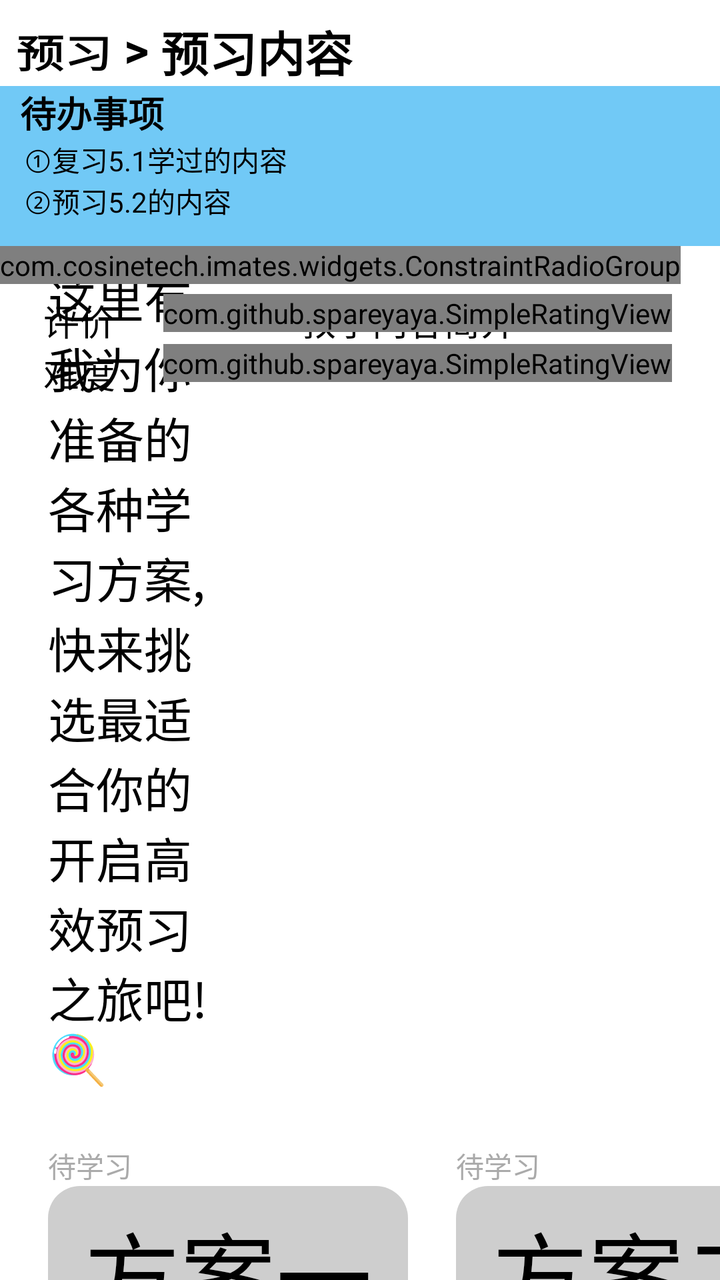
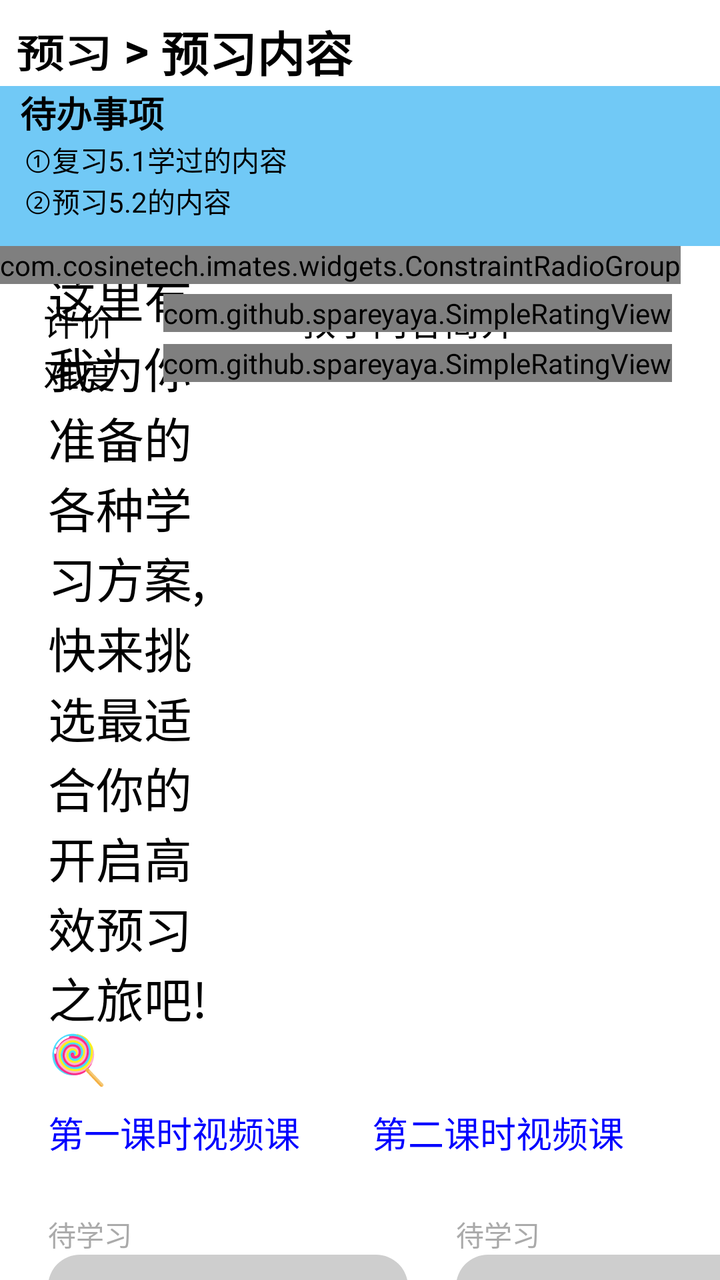

The first picture is an Android layout as it rendered before a commit; the second is the same layout after the commit. The layout source and the unified diff follow.
<!-- AndroidManifest.xml: application theme Theme.IMatesApp.FullScreen -->
<!-- res/layout/fragment_preview_lession.xml -->
<?xml version="1.0" encoding="utf-8"?>
<androidx.constraintlayout.widget.ConstraintLayout xmlns:android="http://schemas.android.com/apk/res/android"
    xmlns:app="http://schemas.android.com/apk/res-auto"
    xmlns:tools="http://schemas.android.com/tools"
    android:layout_width="match_parent"
    android:layout_height="match_parent"
    android:background="#FFFFFF"
    tools:context=".fragments.FragmentPreviewLesson">

    <TextView
        android:id="@+id/label"
        android:layout_width="wrap_content"
        android:layout_height="wrap_content"
        android:layout_margin="8dp"
        android:focusable="true"
        android:text="预习"
        android:clickable="true"
        android:stateListAnimator="@animator/button_click_scale"
        android:textColor="#000000"
        android:textSize="@dimen/head1_size"
        android:textStyle="bold"
        app:layout_constraintStart_toStartOf="parent"
        app:layout_constraintTop_toTopOf="parent" />

    <TextView
        android:id="@+id/sign_split"
        android:layout_width="wrap_content"
        android:layout_height="wrap_content"
        android:text=" > "
        android:textColor="#000000"
        android:textSize="@dimen/head1_size"
        android:textStyle="bold"
        app:layout_constraintStart_toEndOf="@id/label"
        app:layout_constraintTop_toTopOf="@id/label" />

    <TextView
        android:id="@+id/preview_section_name"
        android:layout_width="wrap_content"
        android:layout_height="wrap_content"
        android:text="预习内容"
        android:textColor="#000000"
        android:textSize="@dimen/head1_size"
        android:textStyle="bold"
        app:layout_constraintStart_toEndOf="@id/sign_split"
        app:layout_constraintTop_toTopOf="@id/sign_split" />

    <LinearLayout
        android:id="@+id/tool_bar"
        android:layout_width="match_parent"
        android:layout_height="wrap_content"
        android:background="#71c9f6"
        android:minHeight="80dp"
        android:orientation="vertical"
        app:layout_constraintStart_toStartOf="parent"
        app:layout_constraintTop_toBottomOf="@id/preview_section_name">

        <TextView
            android:layout_width="wrap_content"
            android:layout_height="wrap_content"
            android:layout_marginStart="10dp"
            android:text="待办事项"
            android:textColor="#000000"
            android:textSize="@dimen/reflow_text_title_size"
            android:textStyle="bold" />

        <TextView
            android:layout_width="wrap_content"
            android:layout_height="wrap_content"
            android:layout_marginStart="12dp"
            android:background="@android:color/transparent"
            android:text="①复习5.1学过的内容"
            android:textColor="#000000" />

        <TextView
            android:layout_width="wrap_content"
            android:layout_height="wrap_content"
            android:layout_marginStart="12dp"
            android:background="@android:color/transparent"
            android:text="②预习5.2的内容"
            android:textColor="#000000" />

    </LinearLayout>

    <TextView
        android:id="@+id/schema_tip"
        android:layout_width="0dp"
        android:layout_height="wrap_content"
        android:minHeight="100dp"
        android:layout_marginStart="24dp"
        android:layout_marginTop="8dp"
        android:text="这里有我为你准备的各种学习方案,快来挑选最适合你的开启高效预习之旅吧!🍭"
        android:textColor="#000000"
        android:textSize="24sp"
        android:layout_marginEnd="16dp"
        app:layout_constraintStart_toStartOf="parent"
        app:layout_constraintEnd_toStartOf="@id/guideline"
        app:layout_constraintTop_toBottomOf="@id/tool_bar" />

    <RadioButton
        android:id="@+id/opt_scheme_1"
        android:layout_width="wrap_content"
        android:layout_height="wrap_content"
        android:layout_marginStart="24dp"
        android:layout_marginTop="48dp"
        android:button="@null"
        android:background="@drawable/prepare_lesson_radio_bg"
        android:text="方案一"
        android:textSize="@dimen/head0_size"
        app:layout_constraintStart_toStartOf="parent"
        app:layout_constraintTop_toBottomOf="@id/schema_tip" />

    <TextView
        android:id="@+id/schema_1_stat"
        android:layout_width="wrap_content"
        android:layout_height="wrap_content"
        android:text="待学习"
        android:textColor="@android:color/darker_gray"
        app:layout_constraintStart_toStartOf="@id/opt_scheme_1"
        app:layout_constraintBottom_toTopOf="@id/opt_scheme_1" />

    <RadioButton
        android:id="@+id/opt_scheme_2"
        android:layout_width="wrap_content"
        android:layout_height="wrap_content"
        android:layout_marginStart="24dp"
        android:layout_marginTop="48dp"
        android:button="@null"
        android:background="@drawable/prepare_lesson_radio_bg"
        android:text="方案二"
        android:textSize="@dimen/head0_size"
        app:layout_constraintStart_toEndOf="@id/opt_scheme_1"
        app:layout_constraintTop_toBottomOf="@id/schema_tip" />

    <TextView
        android:id="@+id/schema_2_stat"
        android:layout_width="wrap_content"
        android:layout_height="wrap_content"
        android:text="待学习"
        android:textColor="@android:color/darker_gray"
        app:layout_constraintStart_toStartOf="@id/opt_scheme_2"
        app:layout_constraintBottom_toTopOf="@id/opt_scheme_2" />

    <RadioButton
        android:id="@+id/opt_scheme_3"
        android:layout_width="wrap_content"
        android:layout_height="wrap_content"
        android:layout_marginStart="24dp"
        android:layout_marginTop="48dp"
        android:button="@null"
        android:background="@drawable/prepare_lesson_radio_bg"
        android:text="方案三"
        android:textSize="@dimen/head0_size"
        app:layout_constraintStart_toStartOf="parent"
        app:layout_constraintTop_toBottomOf="@id/opt_scheme_1" />

    <TextView
        android:id="@+id/schema_3_stat"
        android:layout_width="wrap_content"
        android:layout_height="wrap_content"
        android:text="待学习"
        android:textColor="@android:color/darker_gray"
        app:layout_constraintStart_toStartOf="@id/opt_scheme_3"
        app:layout_constraintBottom_toTopOf="@id/opt_scheme_3" />

    <RadioButton
        android:id="@+id/opt_scheme_4"
        android:layout_width="wrap_content"
        android:layout_height="wrap_content"
        android:layout_marginTop="48dp"
        android:button="@null"
        android:background="@drawable/prepare_lesson_radio_bg"
        android:text="方案四"
        android:textSize="@dimen/head0_size"
        app:layout_constraintStart_toStartOf="@id/opt_scheme_2"
        app:layout_constraintTop_toBottomOf="@id/opt_scheme_2" />

    <TextView
        android:id="@+id/schema_4_stat"
        android:layout_width="wrap_content"
        android:layout_height="wrap_content"
        android:text="待学习"
        android:textColor="@android:color/darker_gray"
        app:layout_constraintStart_toStartOf="@id/opt_scheme_4"
        app:layout_constraintBottom_toTopOf="@id/opt_scheme_4" />

    <RadioButton
        android:id="@+id/opt_scheme_5"
        android:layout_width="wrap_content"
        android:layout_height="wrap_content"
        android:layout_marginStart="24dp"
        android:layout_marginTop="48dp"
        android:button="@null"
        android:background="@drawable/prepare_lesson_radio_bg"
        android:text="方案五"
        android:textSize="@dimen/head0_size"
        app:layout_constraintStart_toStartOf="parent"
        app:layout_constraintTop_toBottomOf="@id/opt_scheme_3" />

    <TextView
        android:id="@+id/schema_5_stat"
        android:layout_width="wrap_content"
        android:layout_height="wrap_content"
        android:text="待学习"
        android:textColor="@android:color/darker_gray"
        app:layout_constraintStart_toStartOf="@id/opt_scheme_5"
        app:layout_constraintBottom_toTopOf="@id/opt_scheme_5" />

    <RadioButton
        android:id="@+id/opt_scheme_6"
        android:layout_width="wrap_content"
        android:layout_height="wrap_content"
        android:layout_marginTop="48dp"
        android:button="@null"
        android:background="@drawable/prepare_lesson_radio_bg"
        android:text="方案六"
        android:textSize="@dimen/head0_size"
        app:layout_constraintStart_toStartOf="@id/opt_scheme_4"
        app:layout_constraintTop_toBottomOf="@id/opt_scheme_4" />

    <TextView
        android:id="@+id/schema_6_stat"
        android:layout_width="wrap_content"
        android:layout_height="wrap_content"
        android:text="待学习"
        android:textColor="@android:color/darker_gray"
        app:layout_constraintStart_toStartOf="@id/opt_scheme_6"
        app:layout_constraintBottom_toTopOf="@id/opt_scheme_6" />

    <com.cosinetech.imates.widgets.ConstraintRadioGroup
        android:id="@+id/schema_group"
        android:layout_width="wrap_content"
        android:layout_height="wrap_content"
        app:constraint_referenced_ids="opt_scheme_1, opt_scheme_2, opt_scheme_3,opt_scheme_4,opt_scheme_5,opt_scheme_6"
        app:layout_constraintStart_toStartOf="parent"
        app:layout_constraintTop_toBottomOf="@id/tool_bar" />

    <Button
        android:id="@+id/btn_go_prepare"
        android:layout_width="wrap_content"
        android:layout_height="wrap_content"
        android:layout_margin="24dp"
        android:layout_marginEnd="32dp"
        android:textSize="@dimen/head0_size"
        android:background="@drawable/round_corner"
        android:textColor="#ffffff"
        android:text="去预习"
        android:stateListAnimator="@animator/button_click_scale"
        app:layout_constraintTop_toBottomOf="@id/opt_scheme_5"
        app:layout_constraintEnd_toEndOf="@id/guideline"/>

    <androidx.constraintlayout.widget.Guideline
        android:id="@+id/guideline"
        android:layout_width="wrap_content"
        android:layout_height="wrap_content"
        android:orientation="vertical"
        app:layout_constraintGuide_percent="0.35" />

    <TextView
        android:layout_width="wrap_content"
        android:layout_height="wrap_content"
        android:layout_margin="24dp"
        android:text="教学内容简介"
        android:textSize="18sp"
        android:textColor="#000000"
        app:layout_constraintStart_toStartOf="@id/guideline"
        app:layout_constraintTop_toBottomOf="@id/tool_bar"/>

    <com.github.spareyaya.SimpleRatingView
        android:id="@+id/rating"
        android:layout_width="wrap_content"
        android:layout_height="wrap_content"
        android:layout_margin="24dp"
        app:starType="heart"
        app:numStars="5"
        app:rating="0"
        app:starSize="24dp"
        app:starSpacing="2dp"
        app:primaryColor="#ff0000"
        app:secondaryColor="#cecece"
        app:layout_constraintEnd_toEndOf="parent"
        app:layout_constraintTop_toBottomOf="@id/tool_bar" />

    <TextView
        android:id="@+id/rate_title"
        android:layout_width="wrap_content"
        android:layout_height="wrap_content"
        android:text="评价"
        android:textSize="18sp"
        android:textColor="#000000"
        android:layout_margin="24dp"
        app:layout_constraintTop_toBottomOf="@id/tool_bar"
        app:layout_constraintEnd_toStartOf="@id/rating"/>

    <com.github.spareyaya.SimpleRatingView
        android:id="@+id/rating_difficulty"
        android:layout_width="wrap_content"
        android:layout_height="wrap_content"
        android:layout_marginHorizontal="24dp"
        android:layout_marginTop="6dp"
        app:starType="star"
        app:numStars="5"
        app:rating="0"
        app:starSize="24dp"
        app:starSpacing="2dp"
        app:primaryColor="#0000FF"
        app:secondaryColor="#cecece"
        app:layout_constraintEnd_toEndOf="parent"
        app:layout_constraintTop_toBottomOf="@id/rating" />

    <TextView
        android:layout_width="wrap_content"
        android:layout_height="wrap_content"
        android:text="难度"
        android:textSize="18sp"
        android:textColor="#000000"
        android:layout_marginHorizontal="24dp"
        app:layout_constraintTop_toBottomOf="@id/rate_title"
        app:layout_constraintEnd_toStartOf="@id/rating_difficulty"/>

    <ScrollView
        android:layout_width="0dp"
        android:layout_height="0dp"
        android:layout_margin="12dp"
        app:layout_constraintStart_toStartOf="@id/guideline"
        app:layout_constraintEnd_toEndOf="parent"
        app:layout_constraintTop_toBottomOf="@id/rating_difficulty"
        app:layout_constraintBottom_toBottomOf="parent">
        <TextView
            android:id="@+id/schema_intro"
            android:layout_width="match_parent"
            android:layout_height="match_parent"
            android:textColor="#000000"/>
    </ScrollView>

</androidx.constraintlayout.widget.ConstraintLayout>
<!-- resources referenced by this layout -->
<resources>
  <dimen name="head0_size">48sp</dimen>
  <dimen name="head1_size">24sp</dimen>
  <dimen name="reflow_text_title_size">18sp</dimen>
  <!-- drawable prepare_lesson_radio_bg (drawable) -->
  <?xml version="1.0" encoding="utf-8"?>
  <selector xmlns:android="http://schemas.android.com/apk/res/android">
  <item android:state_checked="true">
      <shape>
          <solid android:color="#c0fd70" />
          <corners android:radius="16dp" />
          <padding
              android:left="18dp"
              android:right="18dp"
              android:top="8dp"
              android:bottom="8dp" />
      </shape>
  </item>
  <item>
      <shape>
          <solid android:color="#cecece" />
          <corners android:radius="16dp" />
          <padding
              android:left="18dp"
              android:right="18dp"
              android:top="8dp"
              android:bottom="8dp" />
      </shape>
  </item>
  </selector>
  <!-- drawable round_corner (drawable) -->
  <?xml version="1.0" encoding="utf-8"?>
  <shape xmlns:android="http://schemas.android.com/apk/res/android">
      <solid android:color="#1d85ce" />
      <corners android:radius="16dp" />
      <padding
          android:left="18dp"
          android:right="18dp"
          android:top="9dp"
          android:bottom="9dp" />
  </shape>
  <style name="Theme.IMatesApp.FullScreen" parent="Theme.AppCompat.Light.NoActionBar">
          
          <item name="android:windowFullscreen">true</item>
          
          <item name="android:windowTranslucentStatus">true</item>
          
          <item name="android:windowTranslucentNavigation">true</item>
      </style>
</resources>

<!-- the commit's change to res/layout/fragment_preview_lession.xml (unified diff, before → after) -->
@@ -96,6 +96,31 @@
         app:layout_constraintEnd_toStartOf="@id/guideline"
         app:layout_constraintTop_toBottomOf="@id/tool_bar" />
 
+    <TextView
+        android:id="@+id/teacher_video1"
+        android:layout_width="wrap_content"
+        android:layout_height="wrap_content"
+        android:textSize="18sp"
+        android:textColor="#0000FF"
+        android:text="第一课时视频课"
+        android:clickable="true"
+        android:layout_marginStart="24dp"
+        android:layout_marginTop="8dp"
+        app:layout_constraintStart_toStartOf="parent"
+        app:layout_constraintTop_toBottomOf="@id/schema_tip"/>
+    <TextView
+        android:id="@+id/teacher_video2"
+        android:layout_width="wrap_content"
+        android:layout_height="wrap_content"
+        android:textSize="18sp"
+        android:textColor="#0000FF"
+        android:text="第二课时视频课"
+        android:clickable="true"
+        android:layout_marginStart="36dp"
+        android:layout_marginTop="8dp"
+        app:layout_constraintStart_toEndOf="@id/teacher_video1"
+        app:layout_constraintTop_toBottomOf="@id/schema_tip"/>
+
     <RadioButton
         android:id="@+id/opt_scheme_1"
         android:layout_width="wrap_content"
@@ -107,7 +132,7 @@
         android:text="方案一"
         android:textSize="@dimen/head0_size"
         app:layout_constraintStart_toStartOf="parent"
-        app:layout_constraintTop_toBottomOf="@id/schema_tip" />
+        app:layout_constraintTop_toBottomOf="@id/teacher_video1" />
 
     <TextView
         android:id="@+id/schema_1_stat"
@@ -129,7 +154,7 @@
         android:text="方案二"
         android:textSize="@dimen/head0_size"
         app:layout_constraintStart_toEndOf="@id/opt_scheme_1"
-        app:layout_constraintTop_toBottomOf="@id/schema_tip" />
+        app:layout_constraintTop_toBottomOf="@id/teacher_video1" />
 
     <TextView
         android:id="@+id/schema_2_stat"
@@ -332,4 +357,28 @@
             android:textColor="#000000"/>
     </ScrollView>
 
+    <RelativeLayout
+        android:id="@+id/video_area"
+        android:background="#000000"
+        android:layout_width="match_parent"
+        android:layout_height="match_parent"
+        android:orientation="vertical"
+        android:visibility="gone">
+        <VideoView
+            android:id="@+id/video_view"
+            android:layout_width="match_parent"
+            android:layout_height="match_parent"
+            android:layout_alignParentStart="true"
+            android:layout_alignParentEnd="true"
+            android:layout_alignParentTop="true"
+            android:layout_alignParentBottom="true"
+            android:layout_gravity="center_vertical" />
+        <Button
+            android:id="@+id/btn_exit_video"
+            android:background="@drawable/ic_back"
+            android:layout_width="32dp"
+            android:layout_height="32dp"
+            android:layout_margin="16dp"/>
+    </RelativeLayout>
+
 </androidx.constraintlayout.widget.ConstraintLayout>
<!-- resource entries referenced after the edit -->
@@ -3,6 +3,17 @@
   <dimen name="head0_size">48sp</dimen>
   <dimen name="head1_size">24sp</dimen>
   <dimen name="reflow_text_title_size">18sp</dimen>
+  <!-- drawable ic_back (drawable) -->
+  <vector xmlns:android="http://schemas.android.com/apk/res/android"
+      android:width="512dp"
+      android:height="512dp"
+      android:viewportWidth="512"
+      android:viewportHeight="512">
+    <path
+        android:pathData="M328,80.2c-2.8,0.7 -20.6,18.1 -84.7,82.1 -44.7,44.6 -82,82.7 -82.9,84.5 -2.4,5 -2.8,9.7 -1.4,14.9 1.2,4.5 6.5,10 81.9,85.6 44.3,44.4 82,81.7 83.7,82.8 9.8,6.1 23.9,1.7 29.5,-9.2 2.4,-4.7 2.5,-13.7 0.3,-18.2 -0.9,-1.8 -31,-32.7 -67,-68.7 -45.4,-45.5 -65.8,-66.6 -66.9,-69.2 -1.9,-4.8 -1.9,-12.8 0,-17.6 1.1,-2.6 21.5,-23.7 66.9,-69.2 36,-36 66.1,-66.9 67,-68.7 2.2,-4.5 2.1,-13.5 -0.3,-18.2 -5,-9.7 -15.3,-14 -26.1,-10.9z"
+        android:fillColor="#000000"
+        android:strokeColor="#00000000"/>
+  </vector>
   <!-- drawable prepare_lesson_radio_bg (drawable) -->
   <?xml version="1.0" encoding="utf-8"?>
   <selector xmlns:android="http://schemas.android.com/apk/res/android">
